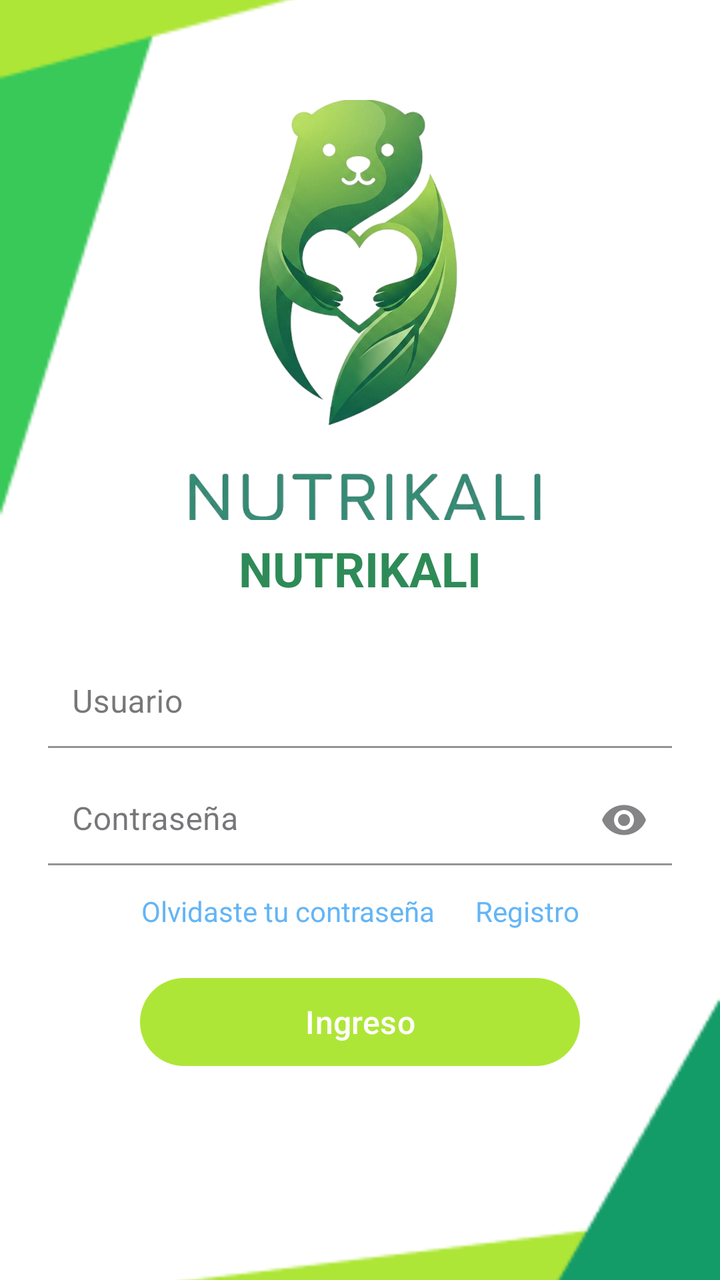
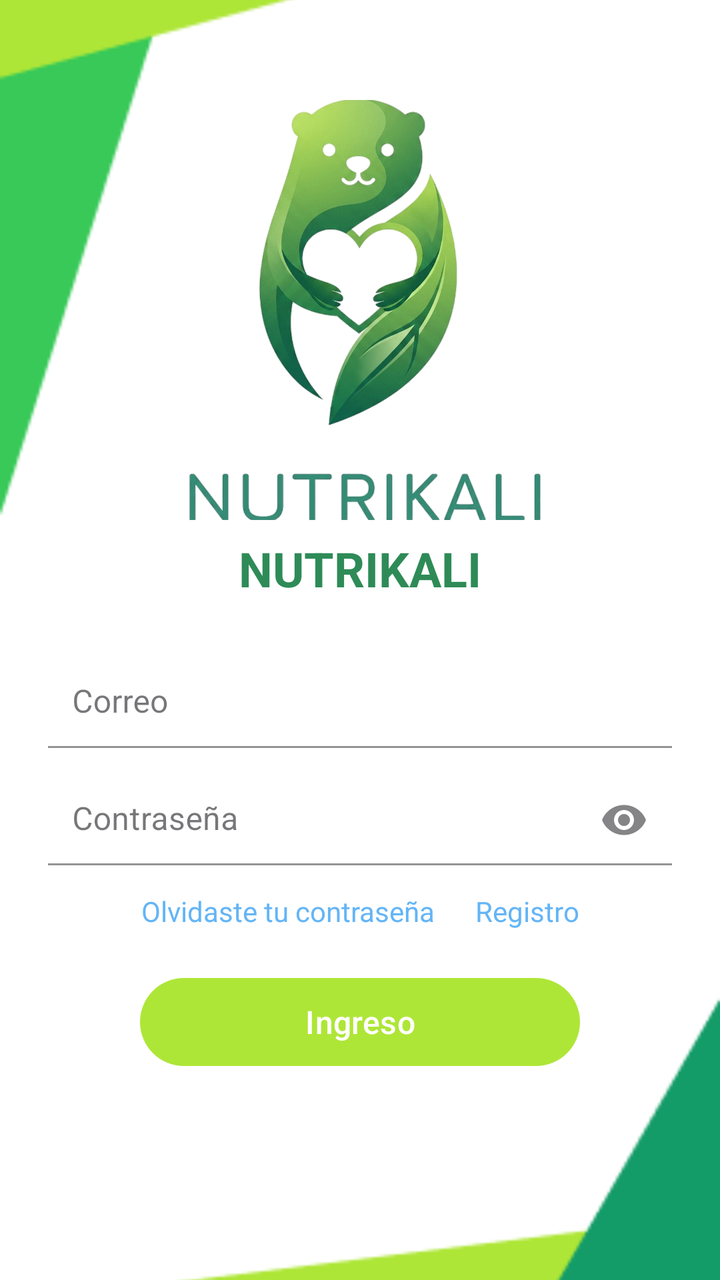

Screens rendered from an Android XML layout before and after an edit, with the pre-edit source and the edit as a unified diff.
<!-- AndroidManifest.xml: application theme Theme.NutrikaliApp -->
<!-- res/layout/activity_main.xml -->
<?xml version="1.0" encoding="utf-8"?>
<androidx.constraintlayout.widget.ConstraintLayout
    xmlns:android="http://schemas.android.com/apk/res/android"
    xmlns:app="http://schemas.android.com/apk/res-auto"
    android:id="@+id/container"
    android:layout_width="match_parent"
    android:layout_height="match_parent"
    android:background="@android:color/white">

    
    <ImageView
        android:id="@+id/backgroundImageView"
        android:layout_width="0dp"
        android:layout_height="0dp"
        android:contentDescription="@null"
        android:scaleType="centerCrop"
        android:src="@drawable/fondo"
        app:layout_constraintBottom_toBottomOf="parent"
        app:layout_constraintEnd_toEndOf="parent"
        app:layout_constraintStart_toStartOf="parent"
        app:layout_constraintTop_toTopOf="parent" />

    
    <ImageView
        android:id="@+id/triangleLeft"
        android:layout_width="0dp"
        android:layout_height="200dp"
        android:adjustViewBounds="true"
        android:scaleType="fitXY"
        android:src="@drawable/triangle_dark"
        android:contentDescription="@null"
        app:layout_constraintTop_toTopOf="parent"
        app:layout_constraintStart_toStartOf="parent"
        app:layout_constraintEnd_toStartOf="parent"
        app:layout_constraintWidth_default="spread"
        android:translationY="-40dp" />

    <ImageView
        android:id="@+id/triangleRight"
        android:layout_width="0dp"
        android:layout_height="180dp"
        android:adjustViewBounds="true"
        android:scaleType="fitXY"
        android:src="@drawable/triangle_light"
        android:contentDescription="@null"
        app:layout_constraintTop_toTopOf="parent"
        app:layout_constraintEnd_toEndOf="parent"
        app:layout_constraintStart_toEndOf="parent"
        app:layout_constraintWidth_default="spread"
        android:translationY="-10dp" />

    
    <ImageView
        android:id="@+id/logoImageView"
        android:layout_width="213dp"
        android:layout_height="210dp"
        android:layout_marginTop="50dp"
        android:contentDescription="@string/logo_desc"
        android:scaleType="centerCrop"
        android:src="@drawable/logo"
        app:layout_constraintBottom_toTopOf="@+id/titleTextView"
        app:layout_constraintEnd_toEndOf="parent"
        app:layout_constraintStart_toStartOf="parent"
        app:layout_constraintTop_toTopOf="parent"
        app:layout_constraintVertical_chainStyle="packed" />

    
    <TextView
        android:id="@+id/titleTextView"
        android:layout_width="wrap_content"
        android:layout_height="wrap_content"
        android:text="@string/label_title"
        android:textAllCaps="true"
        android:textSize="24sp"
        android:textStyle="bold"
        android:textColor="#2E8B57"
        android:layout_marginTop="8dp"
        app:layout_constraintTop_toBottomOf="@id/logoImageView"
        app:layout_constraintStart_toStartOf="parent"
        app:layout_constraintEnd_toEndOf="parent" />

    <View
        android:id="@+id/spaceBelowTitle"
        android:layout_width="0dp"
        android:layout_height="12dp"
        app:layout_constraintTop_toBottomOf="@id/titleTextView"
        app:layout_constraintStart_toStartOf="parent"
        app:layout_constraintEnd_toEndOf="parent" />

    
    <com.google.android.material.textfield.TextInputLayout
        android:id="@+id/emailLayout"
        style="@style/Widget.MaterialComponents.TextInputLayout.FilledBox"
        android:layout_width="0dp"
        android:layout_height="wrap_content"
        android:hint="@string/label_username"
        app:boxBackgroundMode="filled"
        app:boxBackgroundColor="#808080"
        app:boxStrokeColor="#38C958"
        app:hintTextColor="#383939"
        android:layout_marginStart="24dp"
        android:layout_marginEnd="24dp"
        android:layout_marginTop="16dp"
        app:layout_constraintTop_toBottomOf="@id/spaceBelowTitle"
        app:layout_constraintStart_toStartOf="parent"
        app:layout_constraintEnd_toEndOf="parent">

        <com.google.android.material.textfield.TextInputEditText
            android:id="@+id/emailEditText"
            android:layout_width="match_parent"
            android:layout_height="wrap_content"
            android:inputType="textEmailAddress"
            android:textColor="#FFFFFF"
            android:padding="12dp"
            android:background="@android:color/transparent" />
    </com.google.android.material.textfield.TextInputLayout>

    
    <com.google.android.material.textfield.TextInputLayout
        android:id="@+id/passwordLayout"
        style="@style/Widget.MaterialComponents.TextInputLayout.FilledBox"
        android:layout_width="0dp"
        android:layout_height="wrap_content"
        android:hint="@string/label_password"
        app:endIconMode="password_toggle"
        app:boxBackgroundMode="filled"
        app:boxBackgroundColor="#808080"
        app:boxStrokeColor="#38C958"
        app:hintTextColor="#383939"
        android:layout_marginStart="24dp"
        android:layout_marginEnd="24dp"
        android:layout_marginTop="12dp"
        app:layout_constraintTop_toBottomOf="@id/emailLayout"
        app:layout_constraintStart_toStartOf="parent"
        app:layout_constraintEnd_toEndOf="parent">

        <com.google.android.material.textfield.TextInputEditText
            android:id="@+id/passwordEditText"
            android:layout_width="match_parent"
            android:layout_height="wrap_content"
            android:inputType="textPassword"
            android:textColor="#FFFFFF"
            android:padding="12dp"
            android:background="@android:color/transparent" />
    </com.google.android.material.textfield.TextInputLayout>

    
    <LinearLayout
        android:id="@+id/linksContainer"
        android:layout_width="wrap_content"
        android:layout_height="wrap_content"
        android:orientation="horizontal"
        android:gravity="center"
        android:layout_marginTop="12dp"
        app:layout_constraintTop_toBottomOf="@id/passwordLayout"
        app:layout_constraintStart_toStartOf="parent"
        app:layout_constraintEnd_toEndOf="parent">

        <TextView
            android:id="@+id/forgotPasswordTextView"
            android:layout_width="wrap_content"
            android:layout_height="wrap_content"
            android:text="@string/link_forgot"
            android:textColor="#64B5F6"
            android:textSize="14sp"
            android:layout_marginEnd="20dp" />

        <TextView
            android:id="@+id/registerTextView"
            android:layout_width="wrap_content"
            android:layout_height="wrap_content"
            android:text="@string/link_register"
            android:textColor="#64B5F6"
            android:textSize="14sp" />
    </LinearLayout>

    
    <com.google.android.material.button.MaterialButton
        android:id="@+id/loginButton"
        android:layout_width="220dp"
        android:layout_height="52dp"
        android:layout_marginTop="20dp"
        android:text="@string/btn_login"
        android:textSize="16sp"
        android:textAllCaps="false"
        android:textColor="@android:color/white"
        app:cornerRadius="26dp"
        app:backgroundTint="#AEE637"
        app:layout_constraintTop_toBottomOf="@id/linksContainer"
        app:layout_constraintStart_toStartOf="parent"
        app:layout_constraintEnd_toEndOf="parent" />

    
    <ProgressBar
        android:id="@+id/progressBar"
        android:layout_width="48dp"
        android:layout_height="48dp"
        android:visibility="gone"
        app:layout_constraintTop_toTopOf="@id/loginButton"
        app:layout_constraintBottom_toBottomOf="@id/loginButton"
        app:layout_constraintStart_toStartOf="@id/loginButton"
        app:layout_constraintEnd_toEndOf="@id/loginButton" />

</androidx.constraintlayout.widget.ConstraintLayout>
<!-- resources referenced by this layout -->
<resources>
  <!-- drawable fondo: png bitmap (drawable, 4582 bytes) -->
  <!-- drawable logo: png bitmap (drawable, 459450 bytes) -->
  <!-- drawable triangle_dark (drawable) -->
  <?xml version="1.0" encoding="utf-8"?>
  <vector xmlns:android="http://schemas.android.com/apk/res/android"
      android:width="200dp"
      android:height="145dp"
      android:viewportWidth="360"
      android:viewportHeight="260">
  
      <path
          android:fillColor="#149C68"
          android:pathData="M0,0 L360,0 L0,260 Z" />
  
  </vector>
  <!-- drawable triangle_light (drawable) -->
  <?xml version="1.0" encoding="utf-8"?>
  <vector xmlns:android="http://schemas.android.com/apk/res/android"
      android:width="200dp"
      android:height="122dp"
      android:viewportWidth="360"
      android:viewportHeight="220">
  
      
      <path
          android:fillColor="#AEE637"
          android:pathData="M360,0 L360,220 L0,0 Z" />
  
  </vector>
  <string name="btn_login">Ingreso</string>
  <string name="label_password">Contraseña</string>
  <string name="label_title">NUTRIKALI</string>
  <string name="label_username">Usuario</string>
  <string name="link_forgot">Olvidaste tu contraseña</string>
  <string name="link_register">Registro</string>
  <string name="logo_desc">NutriKali logo</string>
  <style name="Theme.NutrikaliApp" parent="Base.Theme.NutrikaliApp" />
  <style name="Base.Theme.NutrikaliApp" parent="Theme.Material3.DayNight.NoActionBar">
          
          
      </style>
</resources>

<!-- the commit's change to res/layout/activity_main.xml (unified diff, before → after) -->
@@ -95,7 +95,7 @@
         android:layout_height="wrap_content"
         android:hint="@string/label_username"
         app:boxBackgroundMode="filled"
-        app:boxBackgroundColor="#808080"
+        app:boxBackgroundColor="#E0E0E0"
         app:boxStrokeColor="#38C958"
         app:hintTextColor="#383939"
         android:layout_marginStart="24dp"
@@ -110,7 +110,7 @@
             android:layout_width="match_parent"
             android:layout_height="wrap_content"
             android:inputType="textEmailAddress"
-            android:textColor="#FFFFFF"
+            android:textColor="#000000"
             android:padding="12dp"
             android:background="@android:color/transparent" />
     </com.google.android.material.textfield.TextInputLayout>
@@ -124,7 +124,7 @@
         android:hint="@string/label_password"
         app:endIconMode="password_toggle"
         app:boxBackgroundMode="filled"
-        app:boxBackgroundColor="#808080"
+        app:boxBackgroundColor="#E0E0E0"
         app:boxStrokeColor="#38C958"
         app:hintTextColor="#383939"
         android:layout_marginStart="24dp"
@@ -139,11 +139,10 @@
             android:layout_width="match_parent"
             android:layout_height="wrap_content"
             android:inputType="textPassword"
-            android:textColor="#FFFFFF"
+            android:textColor="#000000"
             android:padding="12dp"
             android:background="@android:color/transparent" />
     </com.google.android.material.textfield.TextInputLayout>
-
     
     <LinearLayout
         android:id="@+id/linksContainer"
<!-- resource entries referenced after the edit -->
@@ -32,7 +32,7 @@
   <string name="btn_login">Ingreso</string>
   <string name="label_password">Contraseña</string>
   <string name="label_title">NUTRIKALI</string>
-  <string name="label_username">Usuario</string>
+  <string name="label_username">Correo</string>
   <string name="link_forgot">Olvidaste tu contraseña</string>
   <string name="link_register">Registro</string>
   <string name="logo_desc">NutriKali logo</string>
